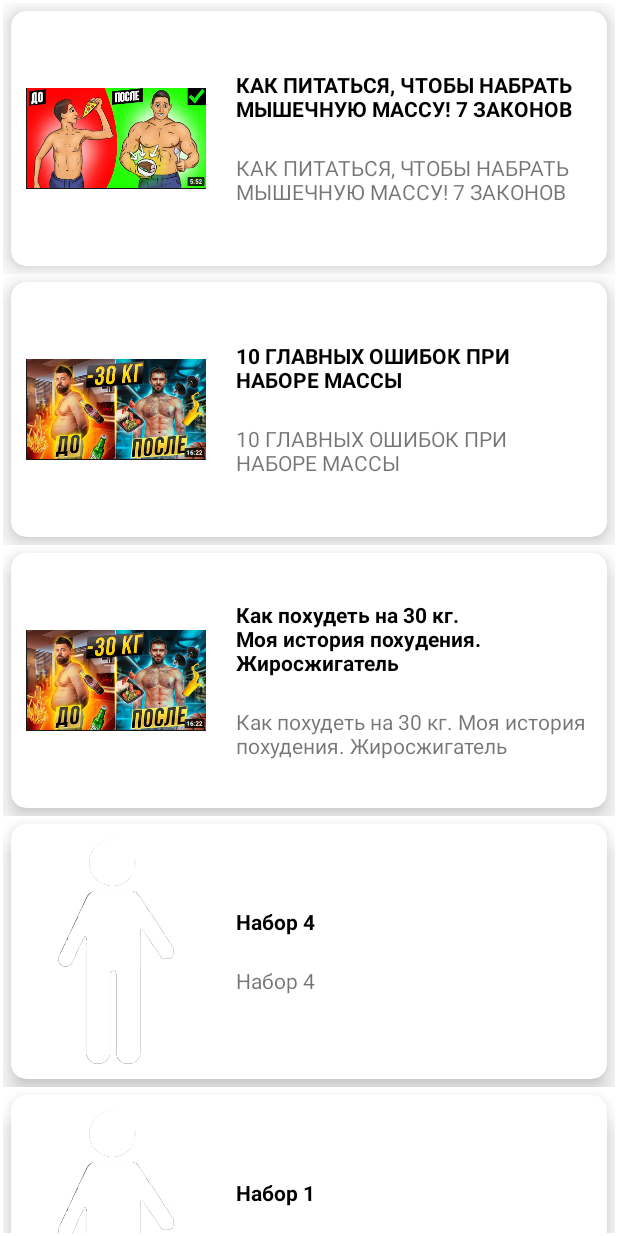
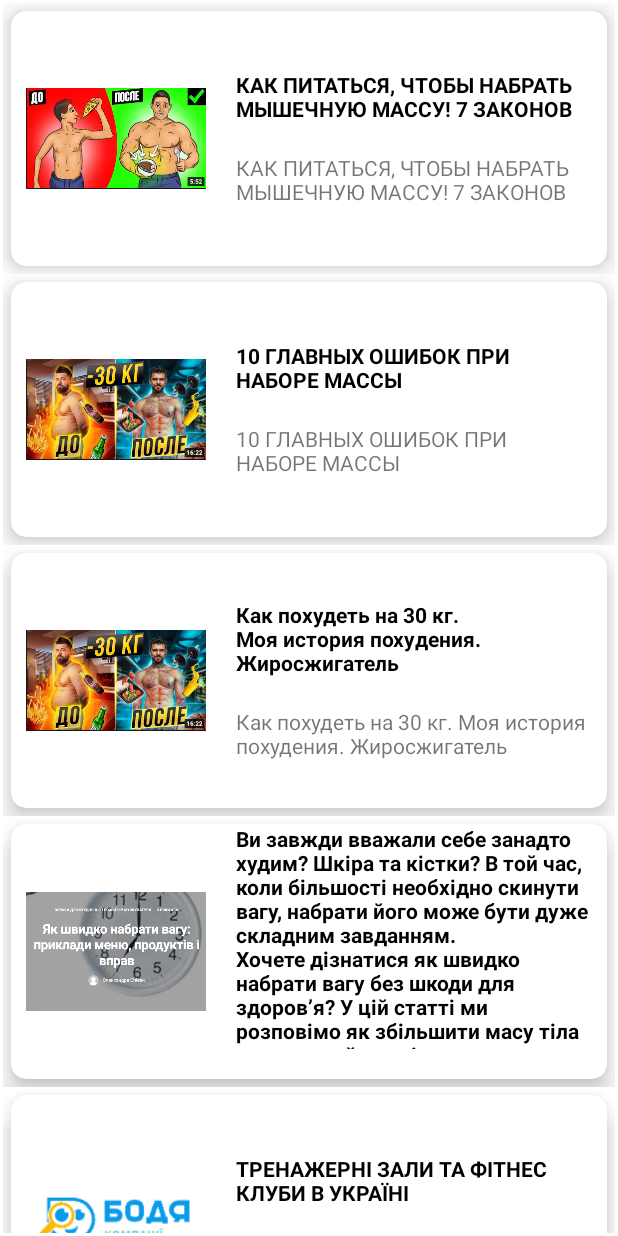
Before and after one commit to Meadowsdxd/IMT-Calculator-, an Android app: the HelperActivity screen opened directly, with no data from a screen before it, on a phone screen of 412 x 824 dp. Run offline under Robolectric (Android 15) with nearby library versions, the phone set to English and light mode, and no system bars; 1 statement that could not run was skipped.

Commit message:
ADD Links for help

```diff
--- a/app/src/main/java/com/example/imtcalculator/activity/HelperActivity.java
+++ b/app/src/main/java/com/example/imtcalculator/activity/HelperActivity.java
@@ -26,8 +26,9 @@ public class HelperActivity extends AppCompatActivity{
                 new MyCardData("https://www.youtube.com/watch?v=4s3QStdR-HU", "КАК ПИТАТЬСЯ, ЧТОБЫ НАБРАТЬ МЫШЕЧНУЮ МАССУ! 7 ЗАКОНОВ", R.drawable.img),
                 new MyCardData("https://www.youtube.com/watch?v=k9nlPis5u7s", "10 ГЛАВНЫХ ОШИБОК ПРИ НАБОРЕ МАССЫ", R.drawable.img_3),
                 new MyCardData("https://www.youtube.com/watch?v=hduA_n3_qMc", "Как похудеть на 30 кг. Моя история похудения. Жиросжигатель", R.drawable.img_3),
-                new MyCardData("Зхуднення 4", "Набор 4", R.drawable.men),
-                new MyCardData("Зхуднення 5", "Набор 1", R.drawable.men),
+                new MyCardData("https://fitness.org.ua/iak-shvidko-nabrati-vagy-prikladi-menu-prodyktiv-i-vprav/", "Ви завжди вважали себе занадто худим? Шкіра та кістки? В той час, коли більшості необхідно скинути вагу, набрати його може бути дуже складним завданням.\n"+
+                        "Хочете дізнатися як швидко набрати вагу без шкоди для здоров’я? У цій статті ми розповімо як збільшити масу тіла за короткий термін.", R.drawable.img_5),
+                new MyCardData("https://bodia.online/subcategory/sportivni-zali-sektsiyi/trenazhernii-zal-ta-fitnes", "ТРЕНАЖЕРНІ ЗАЛИ ТА ФІТНЕС КЛУБИ В УКРАЇНІ", R.drawable.img_4),
                 new MyCardData("Зхуднення 6", "Набор 1", R.drawable.men),
                 new MyCardData("Зхуднення 7", "Набор 1", R.drawable.men),
         };}else
```
Also changed, not shown: app/src/main/res/drawable-v24/img.png (renamed from app/src/main/res/drawable/img.png), app/src/main/res/drawable-v24/img_1.png (added), app/src/main/res/drawable-v24/img_4.png (added), app/src/main/res/drawable-v24/img_5.png (added), app/src/main/res/drawable/img_1.png (deleted).
